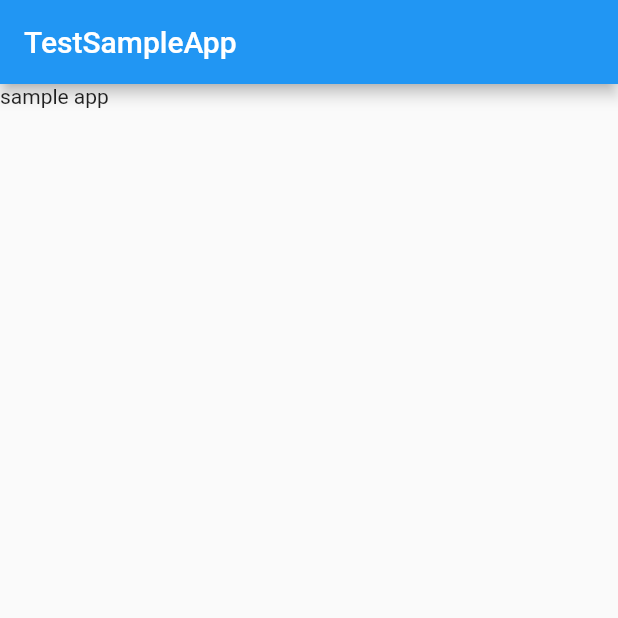
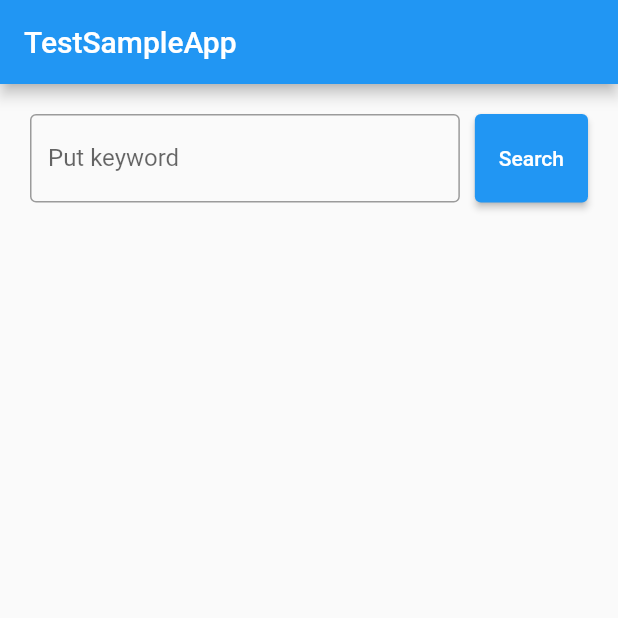
Before and after one commit to Seo-4d696b75/dart-async-test-sample, a Flutter app: the screen it shows after launch, on a phone screen of 412 x 824 dp, the top half of it. Run offline on Flutter 3.47's test engine with Material 2 defaults, Android fonts, the phone set to English and light mode, and no system bars; our stand-ins replace flutter_hooks, freezed_annotation, hooks_riverpod; generated files the repository leaves out were written again.

Commit message:
追加：SearchTextField

```diff
--- a/lib/ui/search/search_page.dart
+++ b/lib/ui/search/search_page.dart
@@ -1,3 +1,4 @@
+import 'package:async_test_sample/ui/search/search_text_field.dart';
 import 'package:flutter/material.dart';
 import 'package:hooks_riverpod/hooks_riverpod.dart';
 
@@ -10,7 +11,14 @@ class SearchPage extends ConsumerWidget {
       appBar: AppBar(
         title: const Text("TestSampleApp"),
       ),
-      body: Text("sample app"),
+      body: Padding(
+        padding: const EdgeInsets.all(20),
+        child: Column(
+          children: [
+            const SearchTextField(),
+          ],
+        ),
+      ),
     );
   }
 }
--- /dev/null
+++ b/lib/ui/search/search_text_field.dart
@@ -0,0 +1,49 @@
+import 'package:async_test_sample/ui/search/search_view_model.dart';
+import 'package:flutter/material.dart';
+import 'package:flutter_hooks/flutter_hooks.dart';
+import 'package:hooks_riverpod/hooks_riverpod.dart';
+
+class SearchTextField extends HookConsumerWidget {
+  const SearchTextField({Key? key}) : super(key: key);
+
+  @override
+  Widget build(BuildContext context, WidgetRef ref) {
+    final controller = useTextEditingController();
+    onSubmit() {
+      final keyword = controller.value.text;
+      debugPrint("keyword: $keyword");
+      final viewModel = ref.read(searchViewModelProvider.notifier);
+      viewModel.search(keyword);
+    }
+
+    return IntrinsicHeight(
+      // TextFieldとButtonの高さ揃える
+      child: Row(
+        mainAxisSize: MainAxisSize.max,
+        crossAxisAlignment: CrossAxisAlignment.stretch,
+        children: [
+          Expanded(
+            // Buttonの横幅確保して残りの幅いっぱいまで広げる
+            child: TextField(
+              controller: controller,
+              obscureText: false,
+              maxLines: 1,
+              decoration: const InputDecoration(
+                border: OutlineInputBorder(),
+                labelText: "Put keyword",
+              ),
+              // キーボードのEnterでも検索できるようにする
+              textInputAction: TextInputAction.go,
+              onSubmitted: (_) => onSubmit(),
+            ),
+          ),
+          const SizedBox(width: 10),
+          ElevatedButton(
+            onPressed: onSubmit,
+            child: const Text("Search"),
+          ),
+        ],
+      ),
+    );
+  }
+}
--- a/pubspec.yaml
+++ b/pubspec.yaml
@@ -36,6 +36,7 @@ dependencies:
   # The following adds the Cupertino Icons font to your application.
   # Use with the CupertinoIcons class for iOS style icons.
   cupertino_icons: ^1.0.2
+  flutter_hooks: ^0.18.3
 
 dev_dependencies:
   flutter_test:
```
Also changed, not shown: pubspec.lock.
